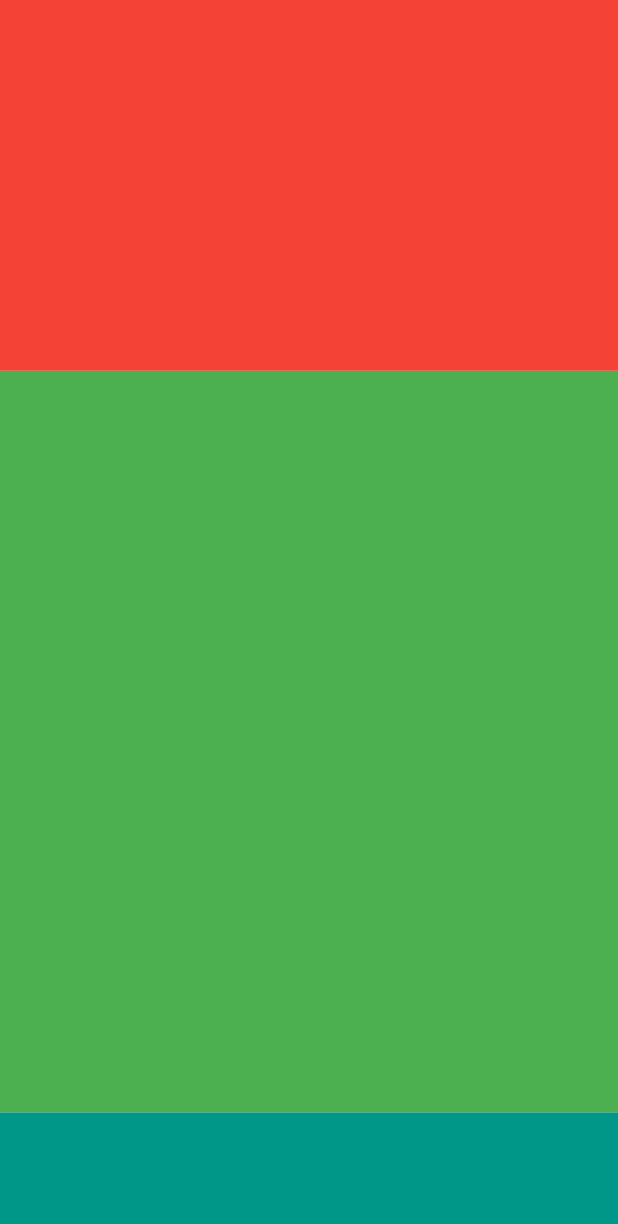
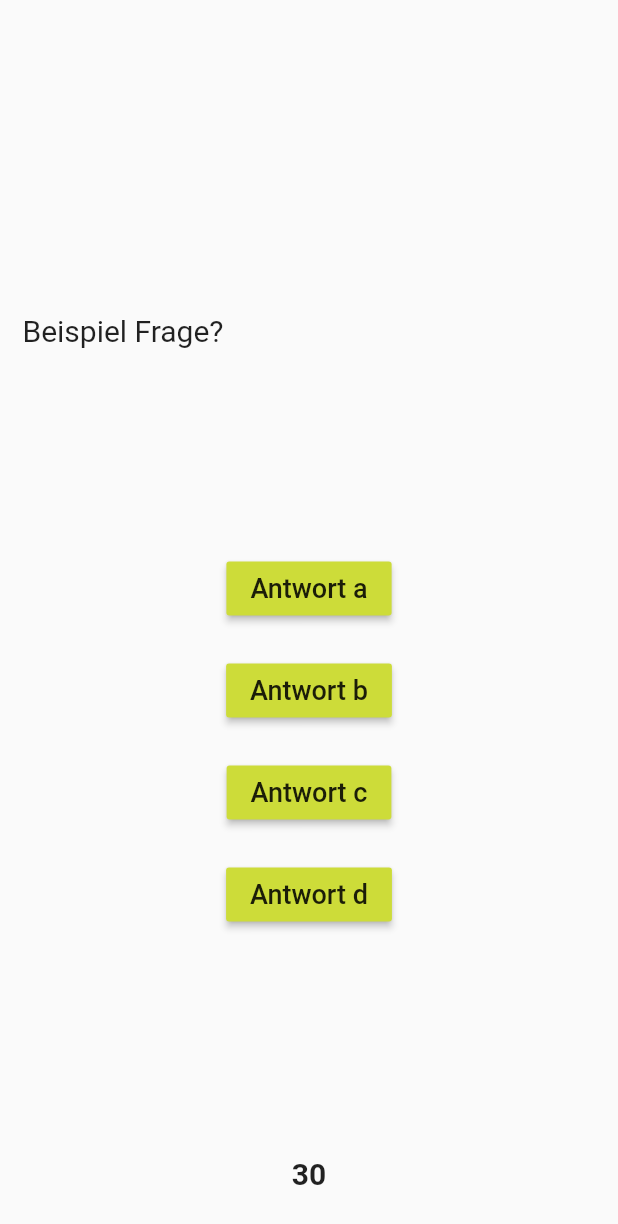
Before and after one commit to Feeelix92/flutter_lernquiz_app, a Flutter app: the QuizPage screen opened directly, on a phone screen of 412 x 824 dp. Shown: the top 1224 px of the screen. Run offline on Flutter 3.47's test engine with Material 2 defaults, Android fonts, the phone set to English and light mode, and no system bars.

Commit message:
Quiz Fragen Screen Antwort Buttons

```diff
--- a/lib/screens/quiz_screen.dart
+++ b/lib/screens/quiz_screen.dart
@@ -5,7 +5,7 @@ class GetJson extends StatelessWidget {
   @override
   Widget build(BuildContext context) {
     return FutureBuilder(
-      future: DefaultAssetBundle.of(context).load('assets/python.json'),
+      future: DefaultAssetBundle.of(context).loadString('assets/test.json'),
       builder: (context, snapshot) {
         var myInput = json.decode(snapshot.data.toString());
         if (myInput == null) {
@@ -30,6 +30,26 @@ class QuizPage extends StatefulWidget {
 }
 
 class _QuizPageState extends State<QuizPage> {
+  Widget antwortButton(option) {
+    return Padding(
+      padding: EdgeInsets.symmetric(
+        vertical: 10.0,
+        horizontal: 20.0,
+      ),
+      child: MaterialButton(
+        onPressed: () {},
+        child: Text(
+          "Antwort " + option,
+          style: TextStyle(
+            fontSize: 18.0,
+          ),
+          maxLines: 1,
+        ),
+        color: Colors.lime,
+      ),
+    );
+  }
+
   @override
   Widget build(BuildContext context) {
     return Scaffold(
@@ -38,24 +58,42 @@ class _QuizPageState extends State<QuizPage> {
           Expanded(
             flex: 3,
             child: Container(
-              decoration: BoxDecoration(
-                color: Colors.red,
+              padding: EdgeInsets.all(15.0),
+              alignment: Alignment.bottomLeft,
+              child: Text(
+                "Beispiel Frage?",
+                style: TextStyle(
+                  fontSize: 20.0,
+                ),
               ),
             ),
           ),
           Expanded(
             flex: 6,
             child: Container(
-              decoration: BoxDecoration(
-                color: Colors.green,
+              child: Column(
+                mainAxisAlignment: MainAxisAlignment.center,
+                children: <Widget>[
+                  antwortButton("a"),
+                  antwortButton("b"),
+                  antwortButton("c"),
+                  antwortButton("d"),
+                ],
               ),
             ),
           ),
           Expanded(
             flex: 1,
             child: Container(
-              decoration: BoxDecoration(
-                color: Colors.teal,
+              alignment: Alignment.topCenter,
+              child: Center(
+                child: Text(
+                  "30",
+                  style: TextStyle(
+                    fontSize: 20.0,
+                    fontWeight: FontWeight.w700,
+                  ),
+                ),
               ),
             ),
           ),
--- a/pubspec.yaml
+++ b/pubspec.yaml
@@ -42,7 +42,6 @@ flutter:
 
   # To add assets to your application, add an assets section, like this:
   assets:
-    - assets/img/
     - assets/
 
   # An image asset can refer to one or more resolution-specific "variants", see
```
